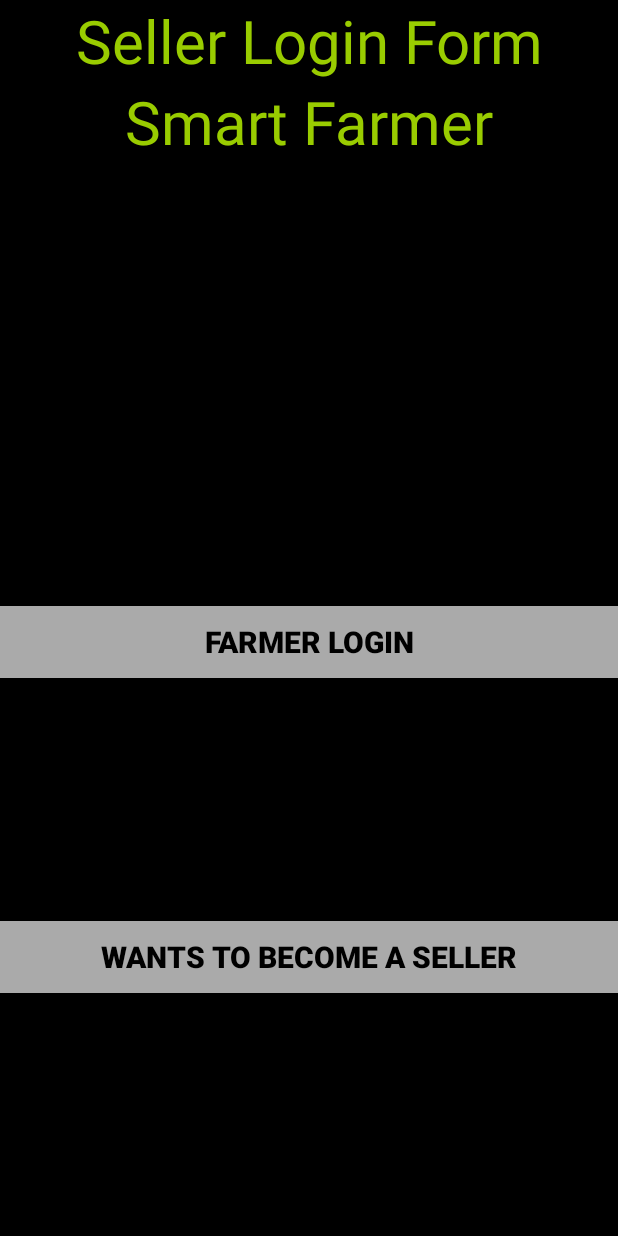
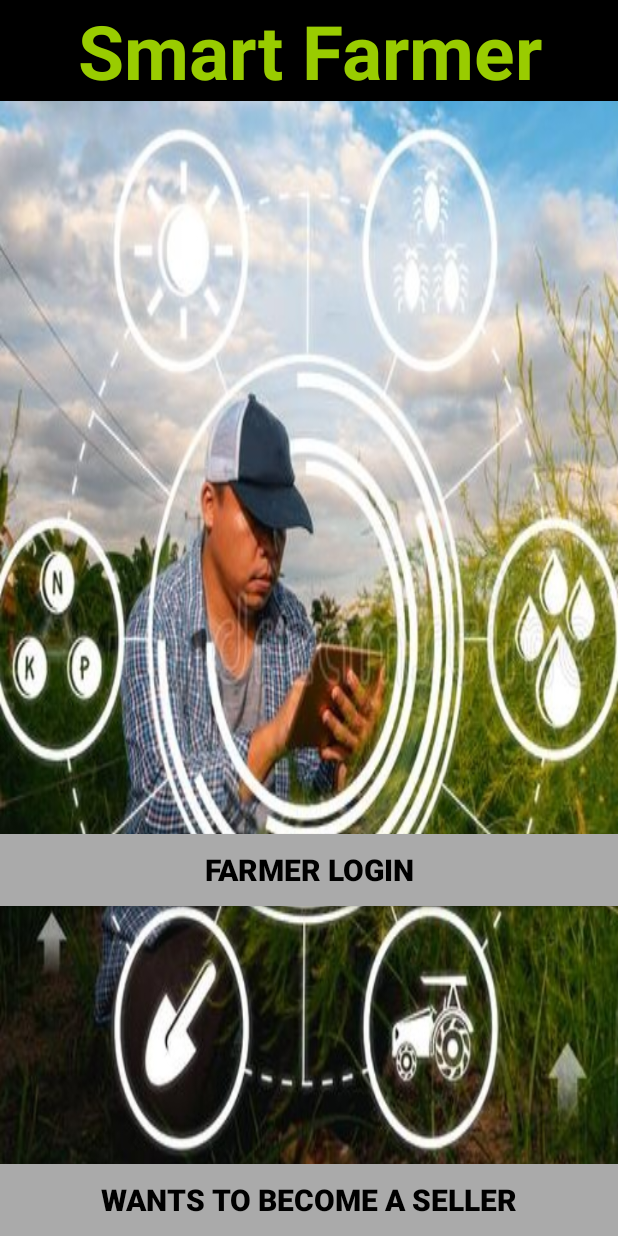
Before and after one commit to DLWickremaratne/SmartFarmer-AndroidAPP, an Android app: the screen it shows after launch (MainMenu), on a phone screen of 412 x 824 dp. Run offline under Robolectric (Android 15) with nearby library versions, the phone set to English and light mode, and no system bars; our stand-ins replace Firebase (no records; nobody signed in at launch, a user with empty details on screens opened directly).

Commit message:
Final Edit

```diff
--- a/app/src/main/res/layout/activity_main_menu.xml
+++ b/app/src/main/res/layout/activity_main_menu.xml
@@ -4,7 +4,7 @@
     xmlns:tools="http://schemas.android.com/tools"
     android:layout_width="match_parent"
     android:layout_height="match_parent"
-    android:background="@android:color/black"
+    android:background="@drawable/farmerwallpaper"
     android:gravity="center"
     android:orientation="vertical"
     tools:context=".MainMenu">
@@ -15,27 +15,15 @@
         android:layout_width="match_parent"
         android:layout_height="wrap_content"
 
+        android:background="@android:color/black"
         android:text="Smart Farmer"
         android:textAlignment="center"
         android:textColor="@android:color/holo_green_light"
-        android:textSize="40sp"
-        app:layout_constraintTop_toBottomOf="@+id/seller_title"
-        tools:layout_editor_absoluteX="16dp" />
-
-    <TextView
-        android:id="@+id/seller_title"
-        android:layout_width="match_parent"
-        android:layout_height="wrap_content"
-
-        android:gravity="center_horizontal"
-        android:text="Seller Login Form"
-        android:textAlignment="center"
-        android:textColor="@android:color/holo_green_light"
-
-        android:textSize="40sp"
-
-        app:layout_constraintTop_toTopOf="parent"
-        tools:layout_editor_absoluteX="0dp" />
+        android:textSize="50sp"
+        android:textStyle="bold"
+        app:layout_constraintEnd_toEndOf="parent"
+        app:layout_constraintStart_toStartOf="parent"
+        app:layout_constraintTop_toTopOf="parent" />
 
     <Button
         android:id="@+id/btn_farmerlogin"
@@ -43,15 +31,17 @@
         android:layout_height="wrap_content"
 
         android:layout_gravity="center"
-        android:layout_marginTop="296dp"
+        android:layout_marginTop="316dp"
         android:background="@android:color/darker_gray"
         android:text="Farmer Login"
         android:textColor="@android:color/black"
         android:textSize="20sp"
         android:textStyle="bold"
+        app:layout_constraintBottom_toTopOf="@+id/btn_sellerlogin"
+        app:layout_constraintEnd_toEndOf="parent"
+        app:layout_constraintStart_toStartOf="parent"
         app:layout_constraintTop_toBottomOf="@+id/seller"
-        tools:ignore="MissingConstraints"
-        tools:layout_editor_absoluteX="0dp" />
+        tools:ignore="MissingConstraints" />
 
     <Button
         android:id="@+id/btn_sellerlogin"
@@ -65,9 +55,7 @@
         android:textSize="20sp"
         android:textStyle="bold"
         app:layout_constraintBottom_toBottomOf="parent"
-        app:layout_constraintTop_toBottomOf="@+id/btn_farmerlogin"
-        tools:ignore="MissingConstraints"
-        tools:layout_editor_absoluteX="0dp" />
+        tools:ignore="MissingConstraints" />
 
 
 </androidx.constraintlayout.widget.ConstraintLayout>
```
Also changed, not shown: app/src/main/res/drawable/farmerwallpaper.jpg (added).
